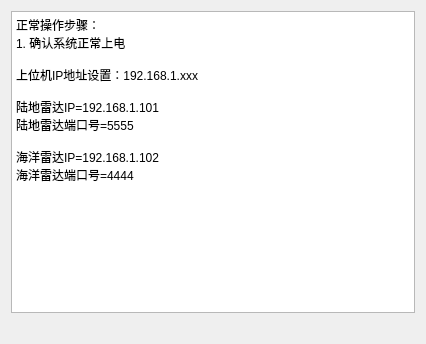
The window that ui/noteinfo.ui (kdurant/qt_study) describes before a commit, drawn with Qt 5.
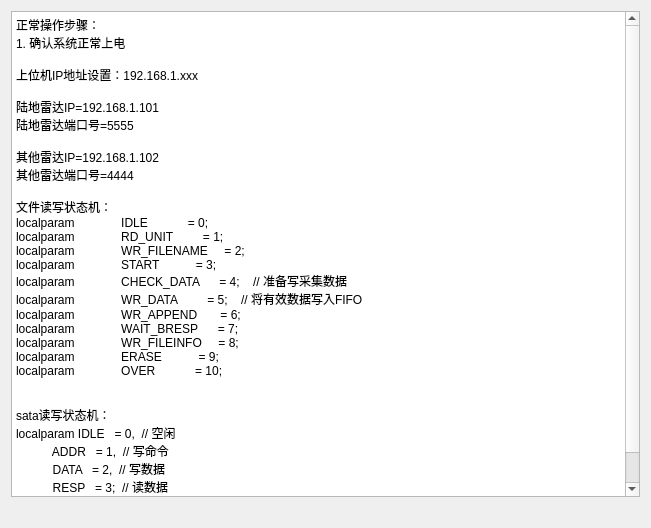
The same window after the commit. Icons and pictures are not drawn.

```diff
--- a/ui/noteinfo.ui
+++ b/ui/noteinfo.ui
@@ -6,8 +6,8 @@
    <rect>
     <x>0</x>
     <y>0</y>
-    <width>426</width>
-    <height>344</height>
+    <width>651</width>
+    <height>528</height>
    </rect>
   </property>
   <property name="windowTitle">
@@ -25,8 +25,29 @@
 陆地雷达IP=192.168.1.101
 陆地雷达端口号=5555
 
-海洋雷达IP=192.168.1.102
-海洋雷达端口号=4444</string>
+其他雷达IP=192.168.1.102
+其他雷达端口号=4444
+
+文件读写状态机：
+localparam              IDLE            = 0;
+localparam              RD_UNIT         = 1;
+localparam              WR_FILENAME     = 2;
+localparam              START           = 3;
+localparam              CHECK_DATA      = 4;    // 准备写采集数据
+localparam              WR_DATA         = 5;    // 将有效数据写入FIFO
+localparam              WR_APPEND       = 6;    
+localparam              WAIT_BRESP      = 7;
+localparam              WR_FILEINFO     = 8;
+localparam              ERASE           = 9;
+localparam              OVER            = 10;
+
+
+sata读写状态机：
+localparam IDLE   = 0,  // 空闲
+           ADDR   = 1,  // 写命令
+           DATA   = 2,  // 写数据
+           RESP   = 3;  // 读数据
+</string>
      </property>
     </widget>
    </item>
```
